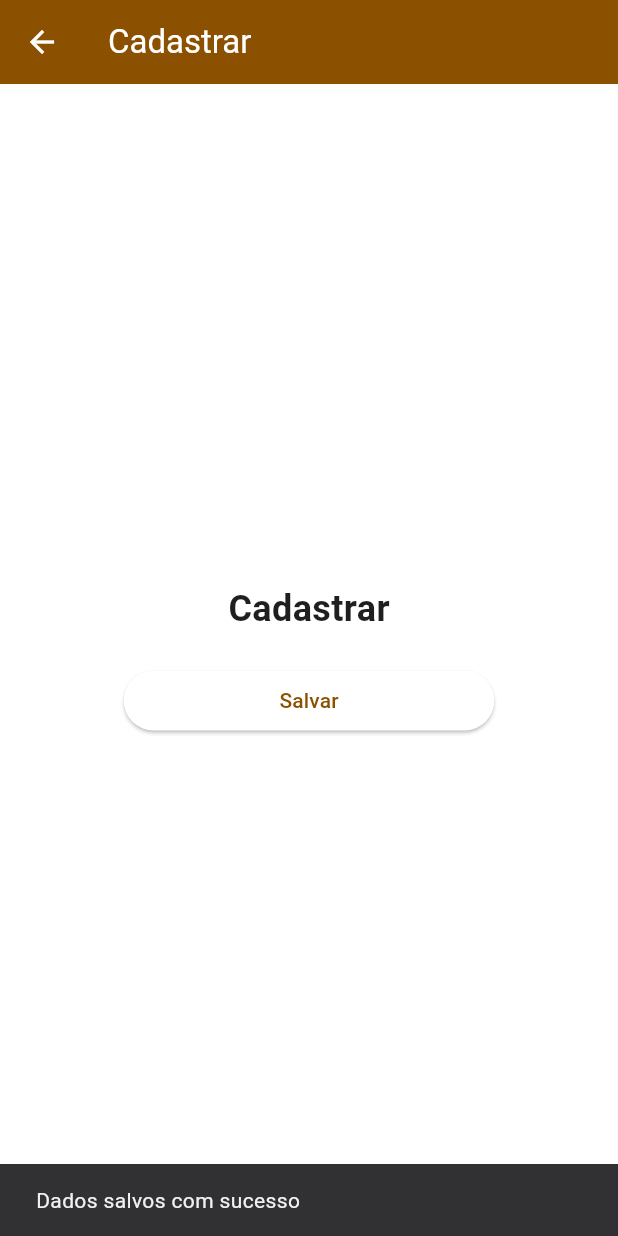
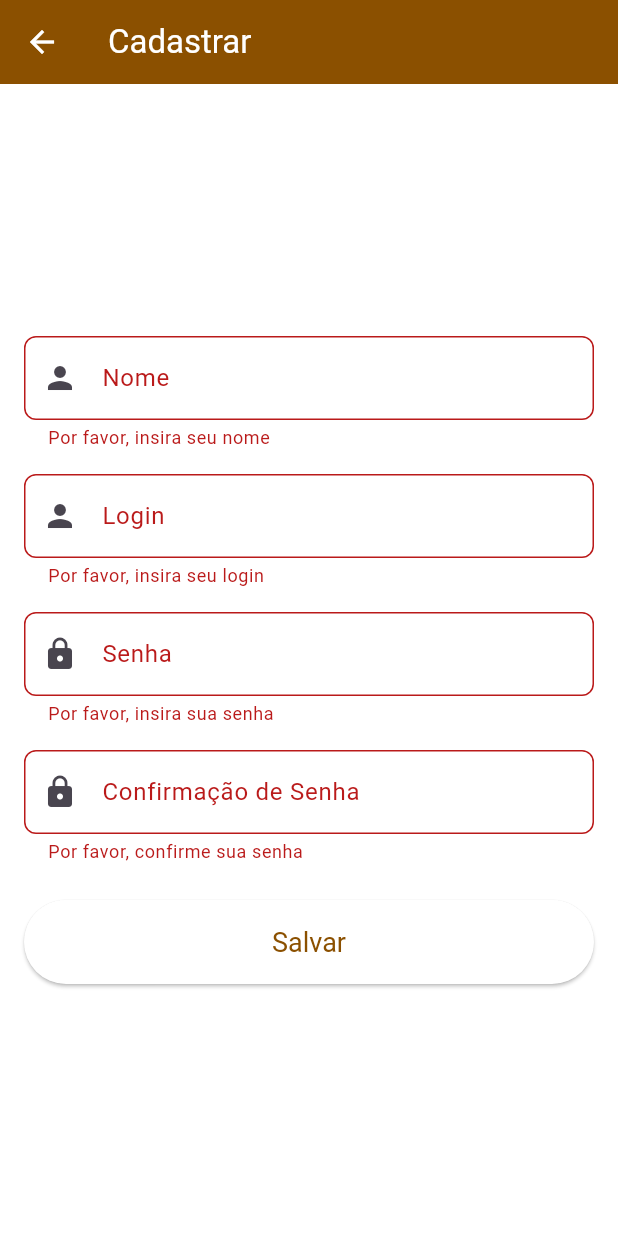
Before and after one commit to FrancisCarolina/flutter_check, a Flutter app: the Cadastrar screen opened by its route, after a tap on "Salvar", on a phone screen of 412 x 824 dp. Run offline on Flutter 3.47's test engine with Material 2 defaults, Android fonts, the phone set to English and light mode, and no system bars; our stand-ins replace get.

Commit message:
tela de cadastro

```diff
--- a/login/lib/views/cadastrar.dart
+++ b/login/lib/views/cadastrar.dart
@@ -1,5 +1,5 @@
 import 'package:flutter/material.dart';
-import 'package:get/get.dart'; // Importa GetX para navegação
+import 'package:login/components/input_text_field.dart'; // Importa o componente InputTextField
 
 class Cadastrar extends StatefulWidget {
   const Cadastrar({super.key});
@@ -9,45 +9,104 @@ class Cadastrar extends StatefulWidget {
 }
 
 class _CadastrarState extends State<Cadastrar> {
+  final TextEditingController _nameController = TextEditingController();
+  final TextEditingController _loginController = TextEditingController();
+  final TextEditingController _passwordController = TextEditingController();
+  final TextEditingController _confirmPasswordController = TextEditingController();
+
+  final GlobalKey<FormState> _formKey = GlobalKey<FormState>();
+
   @override
   Widget build(BuildContext context) {
     return Scaffold(
       appBar: AppBar(
-        title: const Text('Cadastrar'), // Título da AppBar
+        title: const Text('Cadastrar'),
         leading: IconButton(
-          icon: const Icon(Icons.arrow_back), // Ícone de seta para voltar
+          icon: const Icon(Icons.arrow_back),
           onPressed: () {
-            Get.back();
+            Navigator.of(context).pop(); // Voltar para a tela anterior
           },
         ),
       ),
-      body: Center( // Centraliza o Container vertical e horizontalmente
-        child: Container(
-          padding: const EdgeInsets.all(16.0), // Adiciona padding ao Container
+      body: Padding(
+        padding: const EdgeInsets.all(16.0),
+        child: Form(
+          key: _formKey,
           child: Column(
-            mainAxisAlignment: MainAxisAlignment.center, // Centraliza verticalmente
-            crossAxisAlignment: CrossAxisAlignment.center, // Centraliza horizontalmente
+            mainAxisAlignment: MainAxisAlignment.center,
             children: <Widget>[
-              const Text(
-                "Cadastrar",
-                style: TextStyle(
-                  fontSize: 24,
-                  fontWeight: FontWeight.bold,
+              InputTextField(
+                textEditingController: _nameController,
+                label: 'Nome',
+                onValidator: (value) {
+                  if (value == null || value.isEmpty) {
+                    return 'Por favor, insira seu nome';
+                  }
+                  return null;
+                },
+                icon: Icons.person,
               ),
+              const SizedBox(height: 16),
+              InputTextField(
+                textEditingController: _loginController,
+                label: 'Login',
+                onValidator: (value) {
+                  if (value == null || value.isEmpty) {
+                    return 'Por favor, insira seu login';
+                  }
+                  return null;
+                },
+                icon: Icons.person,
               ),
-              const SizedBox(height: 20), // Espaço entre o texto e o botão
-              SizedBox(
-                width: MediaQuery.of(context).size.width * 0.6, // Define a largura como 60% da tela
-                child: ElevatedButton(
+              const SizedBox(height: 16),
+              InputTextField(
+                textEditingController: _passwordController,
+                label: 'Senha',
+                hint: 'Digite sua senha',
+                onValidator: (value) {
+                  if (value == null || value.isEmpty) {
+                    return 'Por favor, insira sua senha';
+                  }
+                  return null;
+                },
+                icon: Icons.lock,
+                obscureText: true, // Torna o texto da senha oculto
+              ),
+              const SizedBox(height: 16),
+              InputTextField(
+                textEditingController: _confirmPasswordController,
+                label: 'Confirmação de Senha',
+                hint: 'Confirme sua senha',
+                onValidator: (value) {
+                  if (value == null || value.isEmpty) {
+                    return 'Por favor, confirme sua senha';
+                  }
+                  if (value != _passwordController.text) {
+                    return 'As senhas não coincidem';
+                  }
+                  return null;
+                },
+                icon: Icons.lock,
+                obscureText: true, // Torna o texto da senha oculto
+              ),
+              const SizedBox(height: 24),
+              ElevatedButton(
                 onPressed: () {
-                    // Ação do botão de salvar
-                    // Adicione a lógica para salvar os dados aqui
+                  if (_formKey.currentState?.validate() ?? false) {
+                    // Aqui você pode adicionar a lógica para salvar os dados
                     ScaffoldMessenger.of(context).showSnackBar(
-                      SnackBar(content: Text('Dados salvos com sucesso')),
+                      SnackBar(content: Text('Cadastro realizado com sucesso')),
                     );
+                    // Navegação para a página de login, por exemplo:
+                    Navigator.of(context).pop(); // Voltar para a tela anterior
+                  }
                 },
+                style: ElevatedButton.styleFrom(
+                  minimumSize: const Size(double.infinity, 56), // Largura completa e altura maior
+                  padding: const EdgeInsets.symmetric(vertical: 16.0), // Padding interno do botão
+                  textStyle: const TextStyle(fontSize: 18), // Tamanho da fonte
+                ),
                 child: const Text('Salvar'),
-                ),
               ),
             ],
           ),
--- a/login/lib/views/login.dart
+++ b/login/lib/views/login.dart
@@ -1,6 +1,6 @@
 import 'package:flutter/material.dart';
 import 'package:get/get.dart'; // Importa GetX para navegação
-import 'package:login/components/input_text_field.dart.dart'; // Importa o componente InputTextField
+import 'package:login/components/input_text_field.dart'; // Importa o componente InputTextField
 
 class Login extends StatefulWidget {
   final String title;
```
Also changed, not shown: login/lib/components/input_text_field.dart (renamed from login/lib/components/input_text_field.dart.dart). Lines whose indentation alone changed are shown as unchanged.
